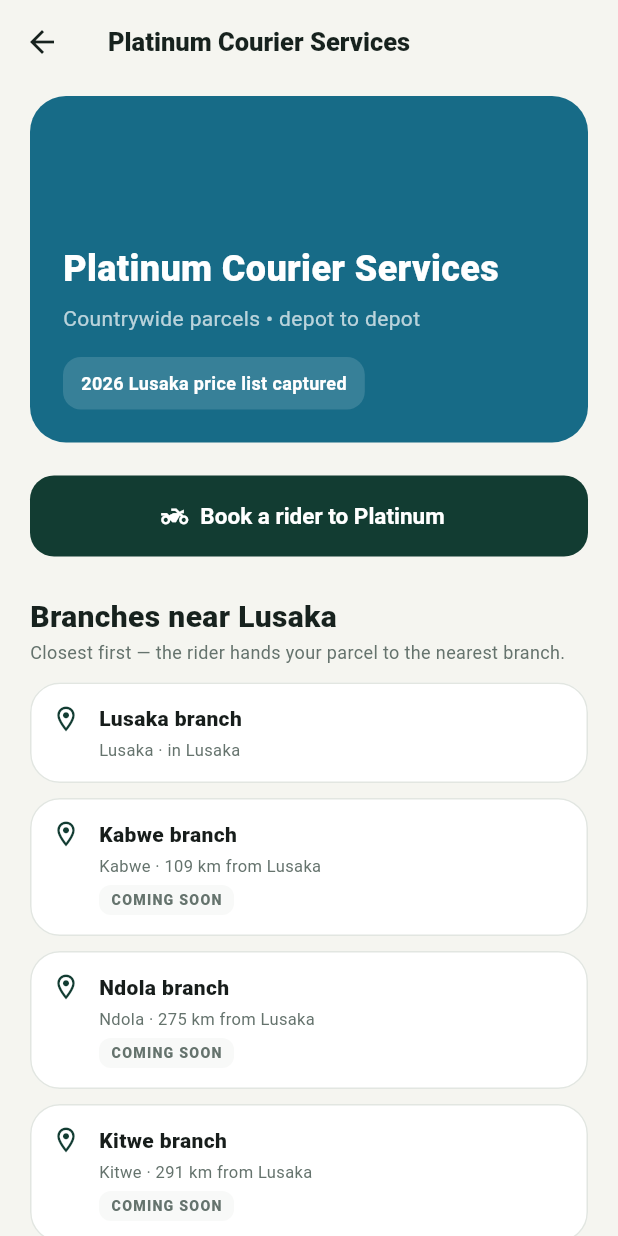
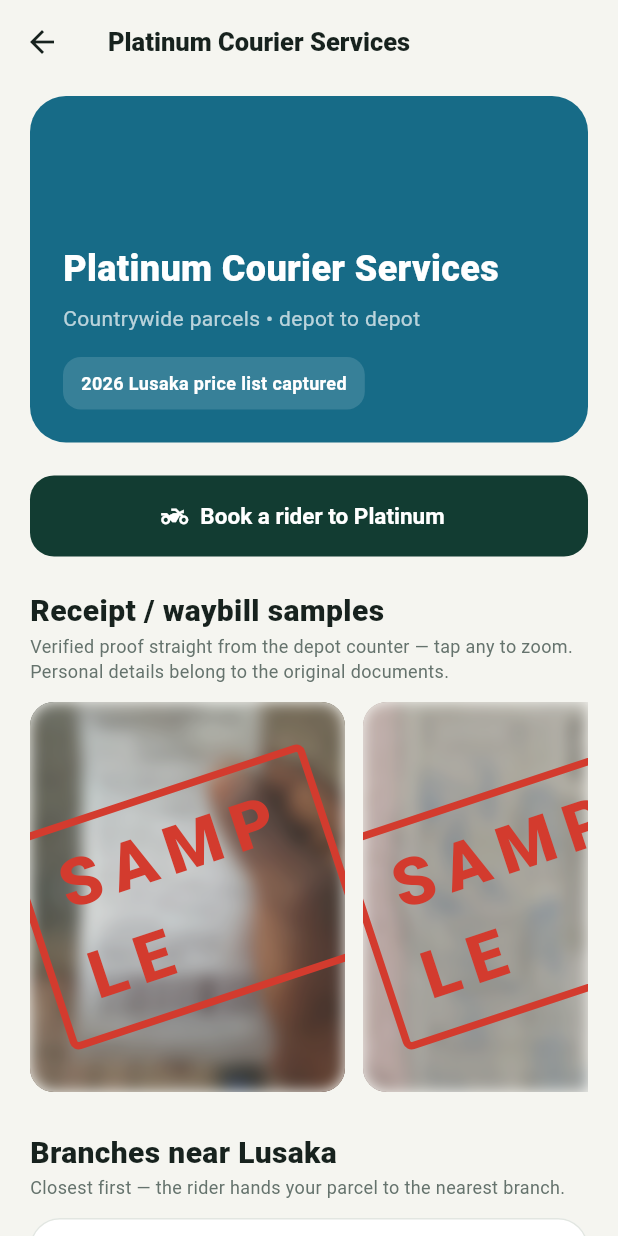
Before and after one commit to Carpso/DropOff, a Flutter app: the CourierDetailScreen screen opened directly with sample values from the repository, on a phone screen of 412 x 824 dp. Run offline on Flutter 3.47's test engine with Material 3 defaults, Android fonts, the phone set to English and light mode, and no system bars; our stand-ins replace firebase_core, firebase_messaging, flutter_local_notifications, flutter_map, geolocator, latlong2 and 1 more; missing offline and left inert: vector_map_tiles, vector_map_tiles_pmtiles; accounts and stored records are empty; network calls fail.

Commit message:
window ranges on account tiers, receipts moved to top of courier page

```diff
--- a/app/lib/screens/couriers_screen.dart
+++ b/app/lib/screens/couriers_screen.dart
@@ -290,6 +290,27 @@ class CourierDetailScreen extends StatelessWidget {
             icon: const Icon(Icons.two_wheeler),
             label: Text('Book a rider to ${courier.name.split(' ').first}'),
           ),
+          if (courier.receiptAssets.isNotEmpty) ...[
+            const SizedBox(height: 22),
+            const SectionTitle('Receipt / waybill samples'),
+            const Text('Verified proof straight from the depot counter — tap any to zoom. Personal details belong to the original documents.', style: TextStyle(color: AppColors.muted, fontSize: 12)),
+            const SizedBox(height: 12),
+            SizedBox(
+              height: 260,
+              child: ListView.separated(
+                scrollDirection: Axis.horizontal,
+                itemCount: courier.receiptAssets.length,
+                separatorBuilder: (_, __) => const SizedBox(width: 12),
+                itemBuilder: (context, index) => GestureDetector(
+                  onTap: () => Navigator.of(context).push(MaterialPageRoute<void>(builder: (_) => ReceiptViewer(asset: courier.receiptAssets[index], title: '${courier.name} sample ${index + 1}'))),
+                  child: ClipRRect(
+                    borderRadius: BorderRadius.circular(16),
+                    child: Container(width: 210, color: const Color(0xFFE7E9E7), child: SampleStamp(child: Image.asset(courier.receiptAssets[index], fit: BoxFit.cover))),
+                  ),
+                ),
+              ),
+            ),
+          ],
           const SizedBox(height: 26),
           if (courier.branches.isNotEmpty) ...[
             SectionTitle('Branches near $sellerCity'),
@@ -373,27 +394,6 @@ class CourierDetailScreen extends StatelessWidget {
                 onPressed: () => launchUrl(Uri.parse(courier.sourceUrl), mode: LaunchMode.externalApplication),
               ),
             ),
-          if (courier.receiptAssets.isNotEmpty) ...[
-            const SizedBox(height: 26),
-            const SectionTitle('Receipt / waybill samples'),
-            const Text('Supplied reference images. Personal details belong to the original documents.', style: TextStyle(color: AppColors.muted, fontSize: 12)),
-            const SizedBox(height: 12),
-            SizedBox(
-              height: 260,
-              child: ListView.separated(
-                scrollDirection: Axis.horizontal,
-                itemCount: courier.receiptAssets.length,
-                separatorBuilder: (_, __) => const SizedBox(width: 12),
-                itemBuilder: (context, index) => GestureDetector(
-                  onTap: () => Navigator.of(context).push(MaterialPageRoute<void>(builder: (_) => ReceiptViewer(asset: courier.receiptAssets[index], title: '${courier.name} sample ${index + 1}'))),
-                  child: ClipRRect(
-                    borderRadius: BorderRadius.circular(16),
-                    child: Container(width: 210, color: const Color(0xFFE7E9E7), child: SampleStamp(child: Image.asset(courier.receiptAssets[index], fit: BoxFit.cover))),
-                  ),
-                ),
-              ),
-            ),
-          ],
           if (courier.id == 'platinum') ...[
             const SizedBox(height: 26),
             const SectionTitle('Depot reference'),
```
Also changed, not shown: app/lib/screens/account_screen.dart (+7 -1 lines), 1 other file.
